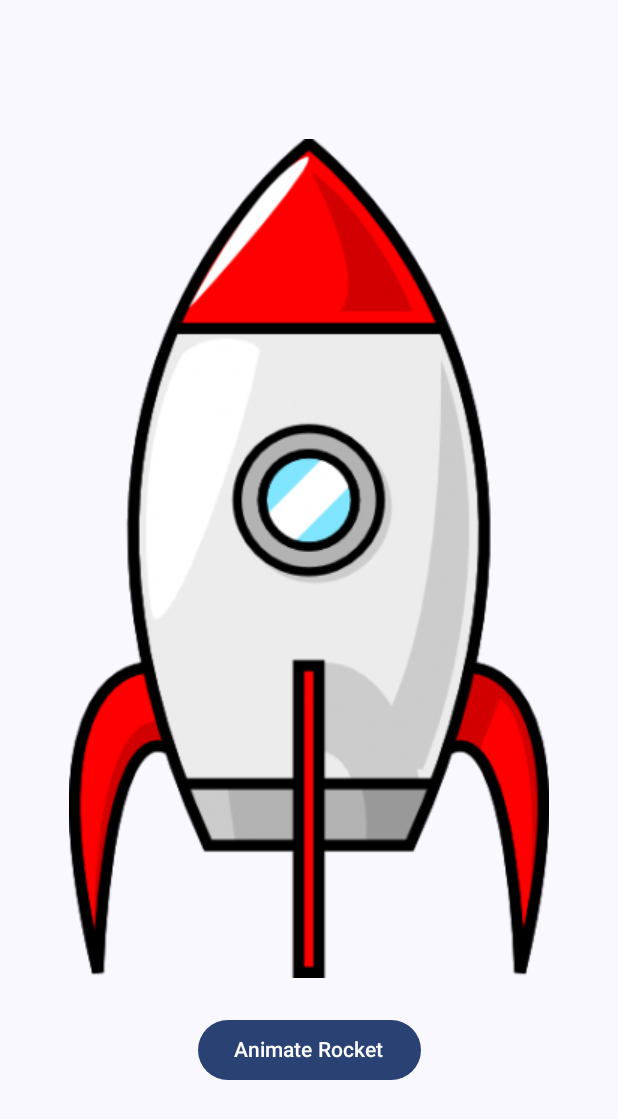
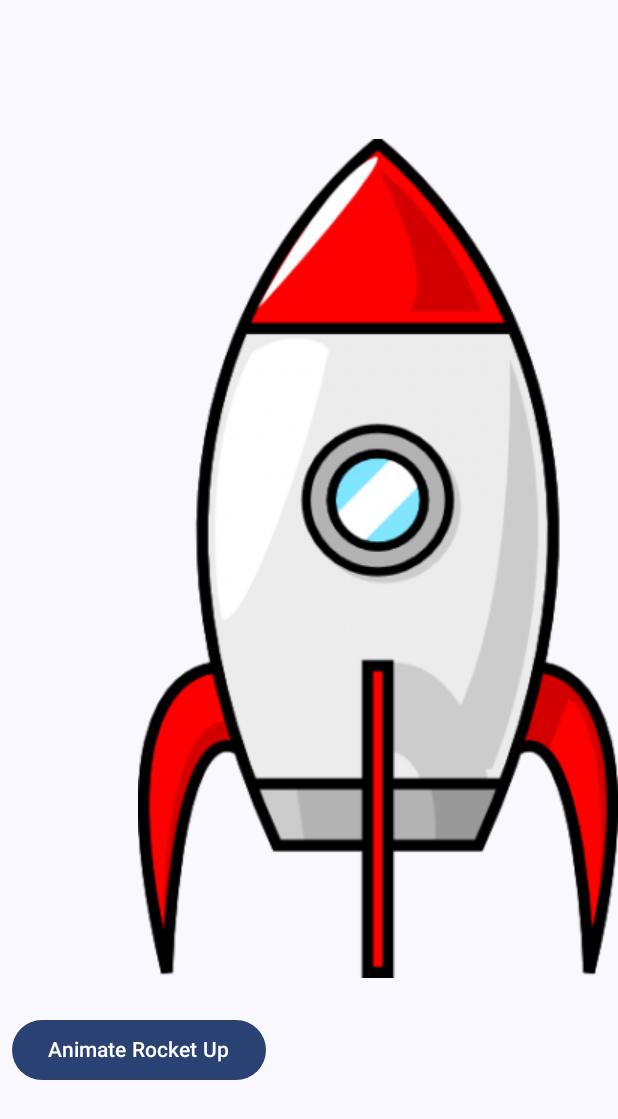
Before and after one commit to Nibha-Maharjan/MAPD721-A3-NibhaMaharjan, an Android app built with Jetpack Compose: the transitionAnimation screen opened through its navigation route, on a phone screen of 412 x 824 dp. Shown: the top 1119 px of the screen. Run offline under Robolectric (Android 15) with nearby library versions, the phone set to English and light mode, and no system bars.

Commit message:
Transition fixed and EEA also fixed

```diff
--- a/app/src/main/java/com/example/mapd721_a3_nibhamaharjan/EnterExitAnimationPage.kt
+++ b/app/src/main/java/com/example/mapd721_a3_nibhamaharjan/EnterExitAnimationPage.kt
@@ -44,16 +44,16 @@ fun EnterExitAnimationPage() {
                 Image(
                     painter = painterResource(id = R.drawable.orange),
                     contentDescription = "Orange Image",
-                    modifier = Modifier.size(100.dp)
+                    modifier = Modifier.size(500.dp)
                 )
             }
 
             Spacer(modifier = Modifier.height(16.dp))
-
             // Button to toggle visibility
             Button(
                 onClick = { visible = !visible },
-                modifier = Modifier.padding(8.dp)
+                modifier = Modifier.padding(8.dp),
+
             ) {
                 Text(text = if (visible) "Hide Image" else "Show Image")
             }
--- a/app/src/main/java/com/example/mapd721_a3_nibhamaharjan/TransitionAnimationPage.kt
+++ b/app/src/main/java/com/example/mapd721_a3_nibhamaharjan/TransitionAnimationPage.kt
@@ -1,6 +1,6 @@
 package com.example.mapd721_a3_nibhamaharjan
 
-import androidx.compose.animation.core.*
+import androidx.compose.animation.core.animateFloatAsState
 import androidx.compose.foundation.layout.*
 import androidx.compose.material3.Button
 import androidx.compose.material3.MaterialTheme
@@ -13,23 +13,17 @@ import androidx.compose.ui.graphics.painter.Painter
 import androidx.compose.ui.res.painterResource
 import androidx.compose.ui.tooling.preview.Preview
 import androidx.compose.ui.unit.dp
+import androidx.compose.ui.unit.times
+import androidx.compose.animation.core.tween
 
 @Composable
 fun TransitionAnimationPage() {
-    var rocketPosition by remember { mutableStateOf(0.dp) }
+    var isRocketAtTop by remember { mutableStateOf(false) }
 
-    val rocketAnimationSpec = rememberInfiniteTransition(label = "").animateFloat(
-        initialValue = 0f,
-        targetValue = 1f,
-        animationSpec = infiniteRepeatable(
-            animation = tween(durationMillis = 2000, easing = LinearEasing),
-            repeatMode = RepeatMode.Reverse
-        ), label = ""
+    val rocketPosition by animateFloatAsState(
+        targetValue = if (isRocketAtTop) 0f else 1f,
+        animationSpec = tween(durationMillis = 2000)
     )
-
-    LaunchedEffect(Unit) {
-        rocketPosition = rocketAnimationSpec.value.dp
-    }
 
     Surface(
         modifier = Modifier.fillMaxSize(),
@@ -40,21 +34,22 @@ fun TransitionAnimationPage() {
             verticalArrangement = Arrangement.Center,
             horizontalAlignment = Alignment.CenterHorizontally
         ) {
-            AnimatedRocket(image = painterResource(id = R.drawable.rocketship), modifier = Modifier.offset(y = rocketPosition))
+            AnimatedRocket(
+                image = painterResource(id = R.drawable.rocketship),
+                modifier = Modifier.offset(y = (1 - rocketPosition) * 300.dp)
+                    .align(Alignment.End)
+            )
             Spacer(modifier = Modifier.height(16.dp))
             Button(
-                onClick = {
-                    // Start or restart the animation when the button is clicked
-                    rocketPosition = 0.dp
-                },
+                onClick = { isRocketAtTop = !isRocketAtTop },
                 modifier = Modifier.padding(8.dp)
+                    .align(Alignment.Start)
             ) {
-                Text(text = "Animate Rocket")
+                Text(text = if (isRocketAtTop) "Animate Rocket Down" else "Animate Rocket Up")
             }
         }
     }
 }
-
 
 @Composable
 fun AnimatedRocket(image: Painter, modifier: Modifier = Modifier) {
```
